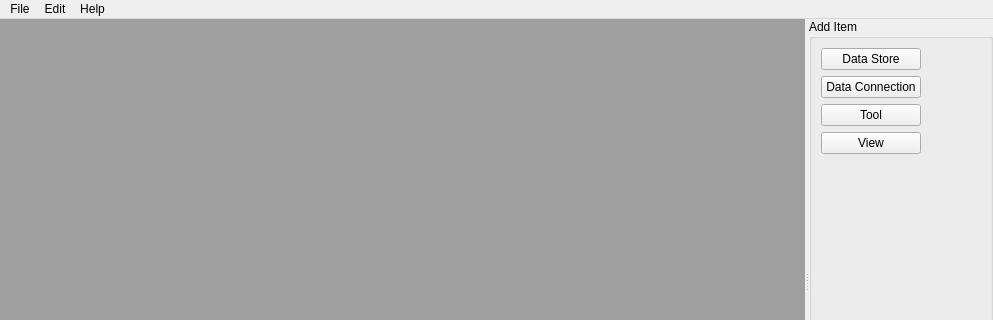
Old version of the form spinetoolbox/ui/mainwindow.ui in the repository spine-tools/Spine-Toolbox; both pictures show x 0 to 993 and y 0 to 320 of the 993 by 565 pixel window.
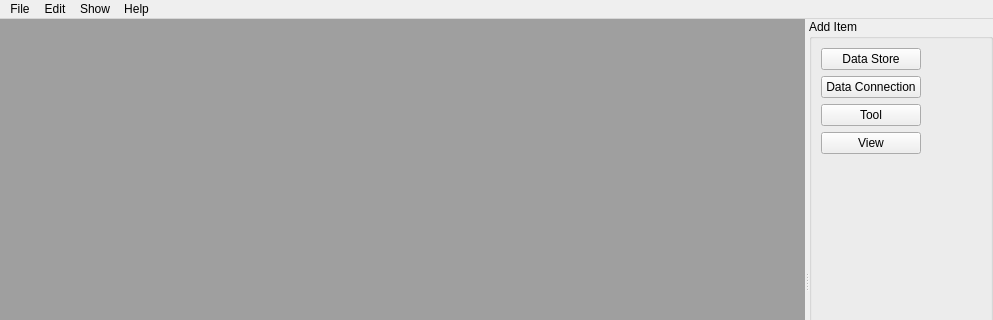
New version of the form.

```diff
--- a/spinetoolbox/ui/mainwindow.ui
+++ b/spinetoolbox/ui/mainwindow.ui
@@ -219,9 +219,17 @@
     <addaction name="actionAdd_Data_Collection"/>
     <addaction name="actionAdd_Data_Store"/>
     <addaction name="actionAdd_Tool"/>
+    <addaction name="actionAdd_View"/>
+   </widget>
+   <widget class="QMenu" name="menuShow">
+    <property name="title">
+     <string>Show</string>
+    </property>
+    <addaction name="actionData_Store"/>
    </widget>
    <addaction name="menuFile"/>
    <addaction name="menuEdit"/>
+   <addaction name="menuShow"/>
    <addaction name="menuHelp"/>
   </widget>
   <widget class="QStatusBar" name="statusbar"/>
```
Left out of the diff: 22 changed lines with no effect on the pictures.
